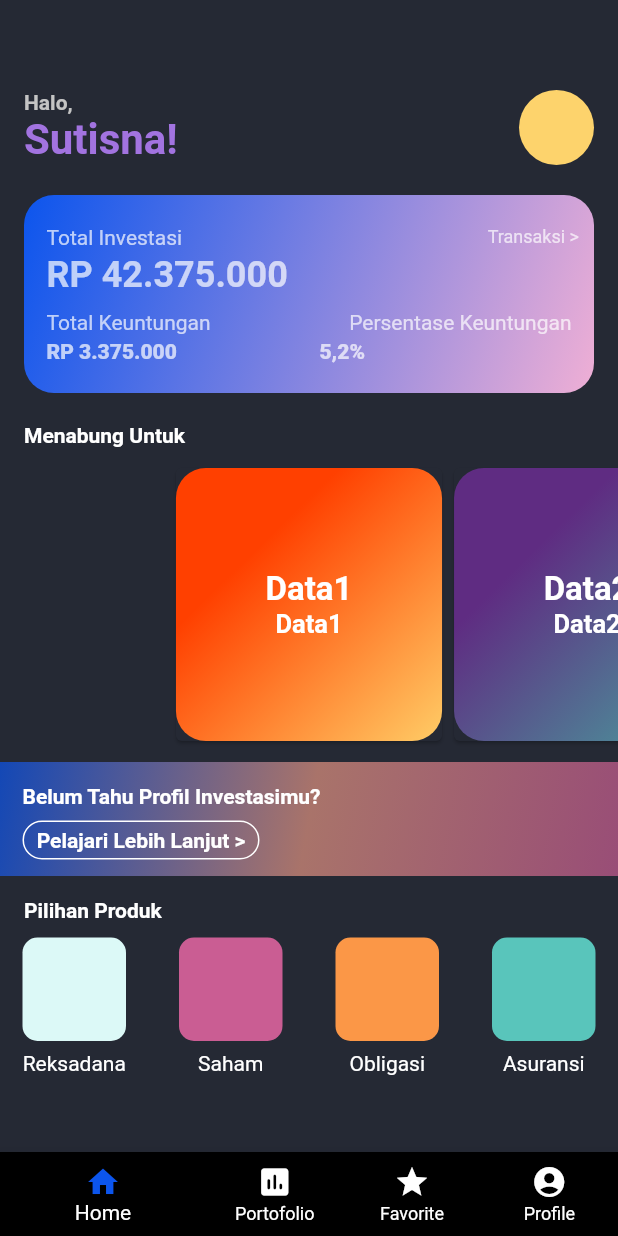
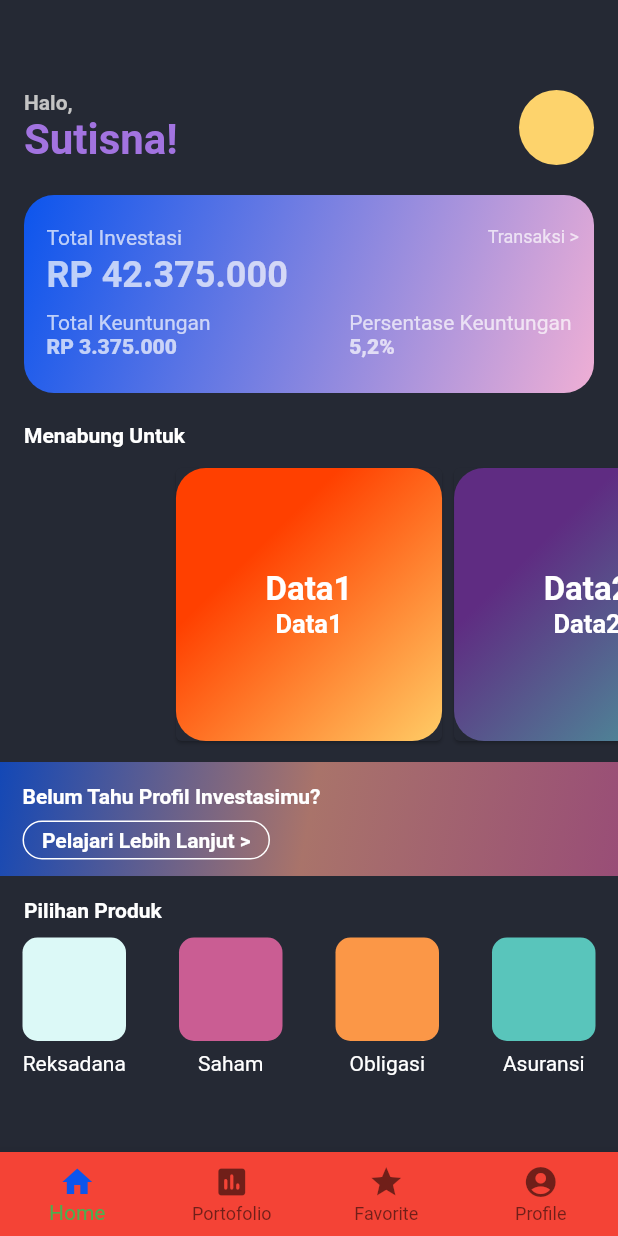
Before and after one commit to RenaldoLouis/flutter_invest_app, a Flutter app: the screen it shows after launch, on a phone screen of 412 x 824 dp. Run offline on Flutter 3.47's test engine with Material 2 defaults, Android fonts, the light colour scheme and no system bars; drawn by our look-alikes of carousel_slider.

Commit message:
fix some container on firstpage

```diff
--- a/lib/app/main_page.dart
+++ b/lib/app/main_page.dart
@@ -32,10 +32,12 @@ class _mainPageState extends State<mainPage> {
       //   ),
       // ),
       bottomNavigationBar: BottomNavigationBar(
-        // backgroundColor: Colors.red,
+        backgroundColor: Colors.red,
         // fixedColor: Colors.red,
         showSelectedLabels: true,
         showUnselectedLabels: true,
+        landscapeLayout: BottomNavigationBarLandscapeLayout.linear,
+        type: BottomNavigationBarType.fixed,
         items: const <BottomNavigationBarItem>[
           BottomNavigationBarItem(
             icon: Icon(
@@ -43,7 +45,6 @@ class _mainPageState extends State<mainPage> {
               color: Color(0xFF0C55ED),
             ),
             label: 'Home',
-            backgroundColor: Colors.black,
           ),
           BottomNavigationBarItem(
             icon: Icon(Icons.assessment_rounded),
--- a/lib/app/sign_in_page.dart
+++ b/lib/app/sign_in_page.dart
@@ -117,15 +117,13 @@ class _SigninPageState extends State<SigninPage> {
                         (Radius.circular(20)),
                       ),
                     ),
-                    child: Container(
                     child: Column(
                       children: <Widget>[
                         Container(
                             margin: EdgeInsets.only(
                                 top: 20.0, left: 15.0, right: 10.0),
                             child: Row(
-                                mainAxisAlignment:
-                                    MainAxisAlignment.spaceBetween,
+                              mainAxisAlignment: MainAxisAlignment.spaceBetween,
                               children: <Widget>[
                                 Align(
                                   child: Text(
@@ -162,41 +160,31 @@ class _SigninPageState extends State<SigninPage> {
                           ),
                         ),
                         Container(
-                            margin: EdgeInsets.only(
-                                top: 10.0, left: 15.0, right: 15.0),
+                          padding: EdgeInsets.only(
+                            top: 10.0,
+                            left: 15.0,
+                            right: 15.0,
+                          ),
                           child: Row(
-                              mainAxisAlignment: MainAxisAlignment.spaceBetween,
                             children: <Widget>[
-                                Align(
-                                  child: Text(
+                              Expanded(
+                                child: Row(
+                                  mainAxisAlignment:
+                                      MainAxisAlignment.spaceBetween,
+                                  children: <Widget>[
+                                    Column(
+                                      crossAxisAlignment:
+                                          CrossAxisAlignment.start,
+                                      children: <Widget>[
+                                        Text(
                                           "Total Keuntungan",
                                           style: TextStyle(
                                               color: Colors.white70,
                                               // fontWeight: FontWeight.bold,
                                               fontSize: 14.0),
                                         ),
-                                ),
-                                Align(
-                                  child: Text(
-                                    "Persentase Keuntungan",
-                                    style: TextStyle(
-                                        color: Colors.white70,
-                                        // fontWeight: FontWeight.bold,
-                                        fontSize: 14.0),
-                                  ),
-                                ),
-                              ],
-                            ),
-                          ),
                                         Container(
-                            margin: EdgeInsets.only(
-                                top: 3.0, left: 15.0, right: 10.0),
-                            child: Row(
-                              mainAxisAlignment: MainAxisAlignment.start,
-                              children: <Widget>[
-                                Container(
-                                  margin: EdgeInsets.only(right: 95.0),
-                                  child: Align(
+                                          // margin: EdgeInsets.only(right: 95.0),
                                           child: Text(
                                             "RP 3.375.000",
                                             style: TextStyle(
@@ -205,22 +193,58 @@ class _SigninPageState extends State<SigninPage> {
                                                 fontSize: 14.0),
                                           ),
                                         ),
+                                      ],
                                     ),
-                                Align(
-                                  alignment: Alignment(1, 0.5),
-                                  child: Text(
+                                    Column(
+                                      crossAxisAlignment:
+                                          CrossAxisAlignment.start,
+                                      children: <Widget>[
+                                        Text(
+                                          "Persentase Keuntungan",
+                                          style: TextStyle(
+                                              color: Colors.white70,
+                                              // fontWeight: FontWeight.bold,
+                                              fontSize: 14.0),
+                                        ),
+                                        Text(
                                           "5,2%",
                                           style: TextStyle(
                                               color: Colors.white70,
                                               fontWeight: FontWeight.w800,
                                               fontSize: 14.0),
                                         ),
+                                      ],
                                     ),
                                   ],
                                 ),
                               ),
                             ],
                           ),
+                        ),
+                        // Container(
+                        //   margin: EdgeInsets.only(
+                        //     top: 10.0,
+                        //     left: 15.0,
+                        //     right: 15.0,
+                        //   ),
+                        //   child: Row(
+                        //     mainAxisAlignment: MainAxisAlignment.spaceBetween,
+                        //     children: <Widget>[
+
+                        //     ],
+                        //   ),
+                        // ),
+                        // Container(
+                        //   margin: EdgeInsets.only(
+                        //       top: 3.0, left: 15.0, right: 10.0),
+                        //   child: Row(
+                        //     mainAxisAlignment: MainAxisAlignment.start,
+                        //     children: <Widget>[
+
+                        //     ],
+                        //   ),
+                        // ),
+                      ],
                     ),
                   ),
                 ),
@@ -336,7 +360,7 @@ class _SigninPageState extends State<SigninPage> {
                 ),
                 Container(
                   alignment: Alignment(-1, 0),
-                  width: 158,
+                  width: 165,
                   height: 26,
                   decoration: BoxDecoration(
                     borderRadius: BorderRadius.all(
```
Also changed, not shown: pubspec.lock. Lines whose indentation alone changed are shown as unchanged.
